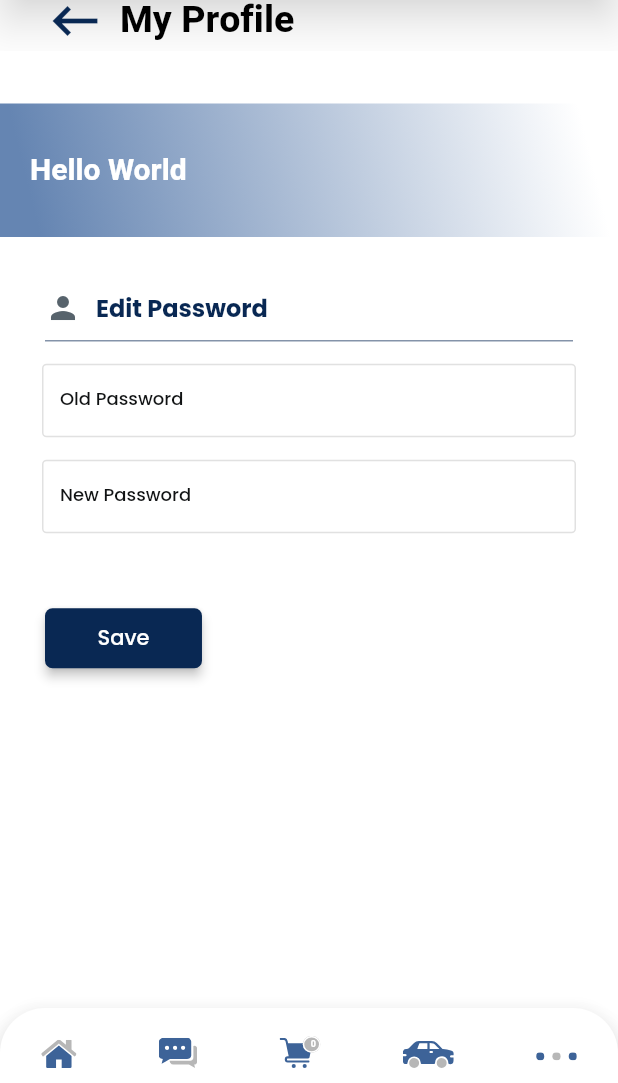
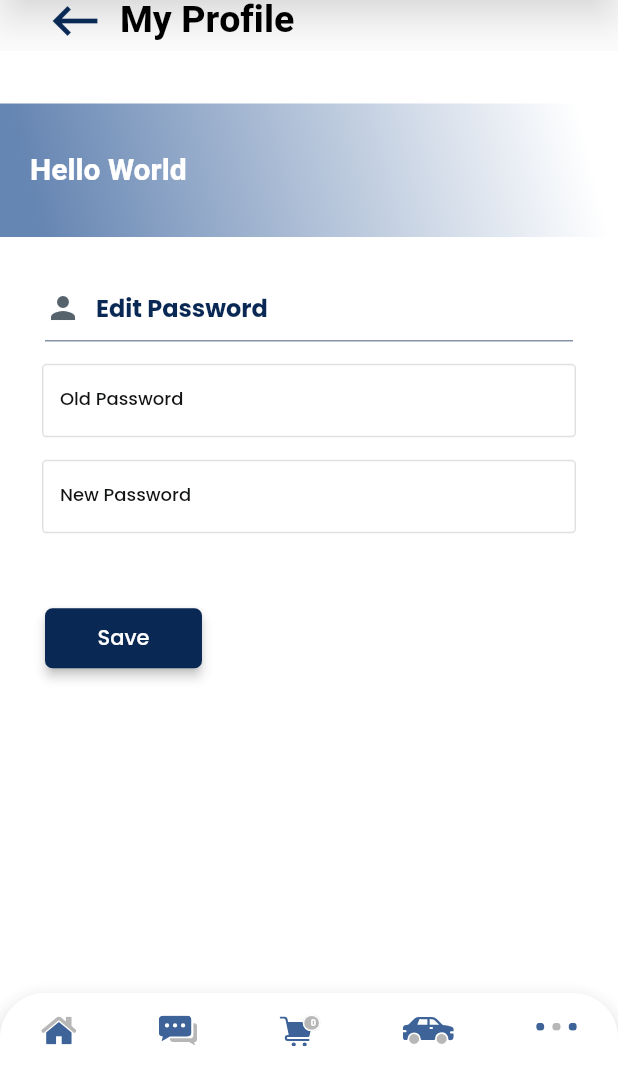
Before and after one commit to usamaomar/Hunday, a Flutter app: the EditPasswordPageWidget screen opened by its route, on a phone screen of 412 x 824 dp, the part 153-1236 px from its top. Run offline on Flutter 3.47's test engine with Material 2 defaults, Android fonts, the phone set to English and light mode, and no system bars; drawn by our look-alikes of auto_size_text; our stand-ins replace cached_network_image, carousel_slider, dropdown_button2, easy_debounce, equatable, file_picker and 14 more; missing offline and left inert: aligned_dialog, aligned_tooltip, flutter_verification_code, json_path, mime_type; accounts and stored records are empty; network calls fail; project files that could hold a hidden picture were left out.

Commit message:
Updating to latest FlutterFlow output.

```diff
--- a/lib/ui_screens/components/bottom_nav_bar_component/bottom_nav_bar_component_widget.dart
+++ b/lib/ui_screens/components/bottom_nav_bar_component/bottom_nav_bar_component_widget.dart
@@ -66,7 +66,7 @@ class _BottomNavBarComponentWidgetState
               ),
             ),
             child: Container(
-              height: 50.0,
+              height: 60.0,
               decoration: BoxDecoration(
                 color: FlutterFlowTheme.of(context).secondaryBackground,
                 borderRadius: BorderRadius.only(
@@ -81,7 +81,7 @@ class _BottomNavBarComponentWidgetState
                 child: Row(
                   mainAxisSize: MainAxisSize.max,
                   mainAxisAlignment: MainAxisAlignment.spaceAround,
-                  crossAxisAlignment: CrossAxisAlignment.end,
+                  crossAxisAlignment: CrossAxisAlignment.center,
                   children: [
                     InkWell(
                       splashColor: Colors.transparent,
```
Also changed, not shown: 1 other file.
